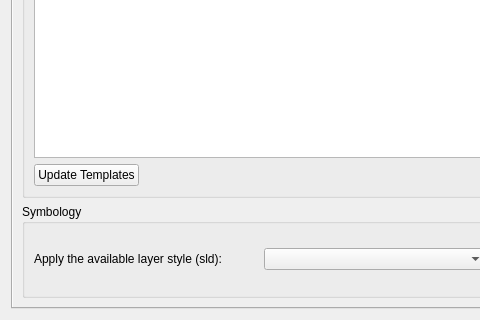
hotosm/qgis-templates-and-symbology-plugin, file src/qgis_templates_symbology/ui/qgis_templates_symbology_main.ui: the form before one commit; both pictures show x 0 to 480 and y 214 to 534 of the 751 by 534 pixel window.
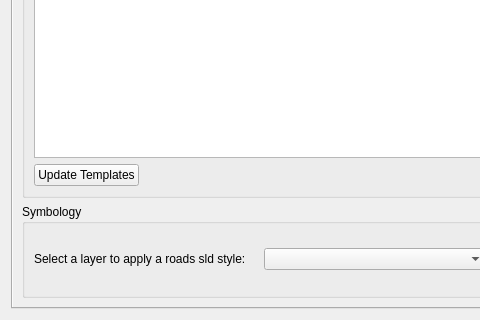
The form after the commit. Custom widgets are drawn as their Qt base class.

Commit message: updated sld roads style label

Diff of the .ui file:
```diff
--- a/src/qgis_templates_symbology/ui/qgis_templates_symbology_main.ui
+++ b/src/qgis_templates_symbology/ui/qgis_templates_symbology_main.ui
@@ -298,7 +298,7 @@
                    <string>&lt;html&gt;&lt;head/&gt;&lt;body&gt;&lt;p&gt;Apply the available layer style for roads that is provided by this plugin.&lt;/p&gt;&lt;/body&gt;&lt;/html&gt;</string>
                   </property>
                   <property name="text">
-                   <string>Apply the available layer style (sld):</string>
+                   <string>Select a layer to apply a roads sld style:</string>
                   </property>
                  </widget>
                 </item>
```
